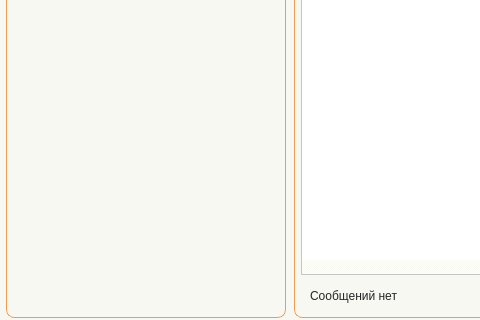
Old version of the form app/ui/windows/marking_rates.ui in the repository Masik84/Procurement_app; both pictures show x 0 to 480 and y 463 to 783 of the 1332 by 783 pixel window.
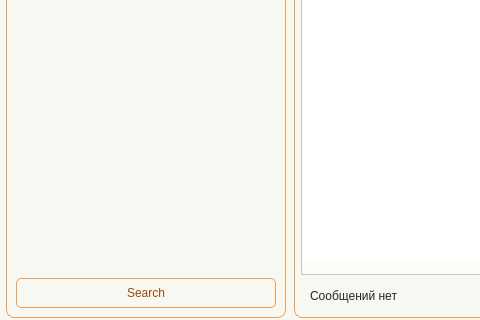
New version of the form. Icons and pictures are not drawn.

```diff
--- a/app/ui/windows/marking_rates.ui
+++ b/app/ui/windows/marking_rates.ui
@@ -359,6 +359,29 @@
               </property>
              </spacer>
             </item>
+            <item>
+             <widget class="QPushButton" name="btn_Search">
+              <property name="minimumSize">
+               <size>
+                <width>0</width>
+                <height>30</height>
+               </size>
+              </property>
+              <property name="maximumSize">
+               <size>
+                <width>16777215</width>
+                <height>30</height>
+               </size>
+              </property>
+              <property name="text">
+               <string>Search</string>
+              </property>
+              <property name="icon">
+               <iconset resource="../resource.qrc">
+                <normaloff>:/icon/icon/search — копия — копия.svg</normaloff>:/icon/icon/search — копия — копия.svg</iconset>
+              </property>
+             </widget>
+            </item>
            </layout>
           </widget>
          </item>
```
